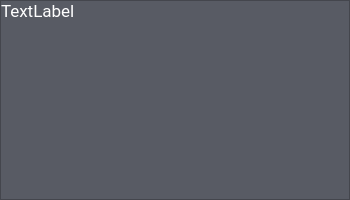
The window that interface/details_window.ui (PashaKopka/linux_bufer) describes before a commit, drawn with Qt 5.
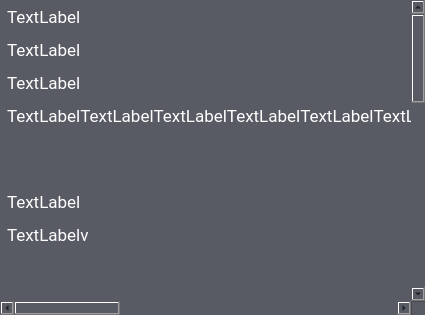
The same window after the commit.

The edit to the form file:
```diff
--- a/interface/details_window.ui
+++ b/interface/details_window.ui
@@ -6,20 +6,20 @@
    <rect>
     <x>0</x>
     <y>0</y>
-    <width>350</width>
-    <height>200</height>
+    <width>425</width>
+    <height>315</height>
    </rect>
   </property>
   <property name="minimumSize">
    <size>
-    <width>350</width>
-    <height>200</height>
+    <width>425</width>
+    <height>315</height>
    </size>
   </property>
   <property name="maximumSize">
    <size>
-    <width>350</width>
-    <height>200</height>
+    <width>425</width>
+    <height>315</height>
    </size>
   </property>
   <property name="windowTitle">
@@ -46,6 +46,63 @@
    </property>
    <item>
     <widget class="QScrollArea" name="scrollArea">
+     <property name="styleSheet">
+      <string notr="true">QScrollArea {
+	border: none;
+}
+
+QScrollBar:vertical{
+	border: none;
+	background: transparent;
+	width: 6px;
+	margin: 6px 0 6px 0;
+}
+
+QScrollBar:horizontal{
+	border: none;
+	background: transparent;
+	height: 6px;
+	margin: 0 6px 0 6px;
+}
+
+QScrollBar::handle:vertical{
+	background-color: #a39e9e;
+	border-radius: 3px;
+	min-height: 30px;
+
+}
+
+QScrollBar::handle:horizontal{
+	background-color: #a39e9e;
+	border-radius: 3px;
+	min-width: 30px;
+}
+
+
+QScrollBar::sub-line:vertical{
+	width: 0;
+	height: 0;
+}
+
+QScrollBar::add-line:vertical{
+	width: 0;
+	height: 0;
+}
+
+QScrollBar::sub-line:horizontal{
+	width: 0;
+	height: 0;
+}
+
+QScrollBar::add-line:horizontal{
+	width: 0;
+	height: 0;
+}
+</string>
+     </property>
+     <property name="horizontalScrollBarPolicy">
+      <enum>Qt::ScrollBarAsNeeded</enum>
+     </property>
      <property name="widgetResizable">
       <bool>true</bool>
      </property>
@@ -54,8 +111,8 @@
        <rect>
         <x>0</x>
         <y>0</y>
-        <width>348</width>
-        <height>198</height>
+        <width>1499</width>
+        <height>918</height>
        </rect>
       </property>
       <layout class="QVBoxLayout" name="verticalLayout_2">
@@ -63,16 +120,16 @@
         <number>0</number>
        </property>
        <property name="leftMargin">
-        <number>0</number>
+        <number>7</number>
        </property>
        <property name="topMargin">
-        <number>0</number>
+        <number>7</number>
        </property>
        <property name="rightMargin">
-        <number>0</number>
+        <number>7</number>
        </property>
        <property name="bottomMargin">
-        <number>0</number>
+        <number>5</number>
        </property>
        <item>
         <widget class="QLabel" name="label">
@@ -88,7 +145,7 @@
           <string notr="true">color: #FFF;</string>
          </property>
          <property name="text">
-          <string>TextLabel</string>
+          <string>&lt;html&gt;&lt;head/&gt;&lt;body&gt;&lt;p&gt;TextLabel&lt;/p&gt;&lt;p&gt;TextLabel&lt;/p&gt;&lt;p&gt;TextLabel&lt;/p&gt;&lt;p&gt;TextLabelTextLabelTextLabelTextLabelTextLabelTextLabelTextLabelTextLabelTextLabelTextLabelTextLabelTextLabelTextLabelTextLabelTextLabelTextLabelTextLabelTextLabelTextLabelTextLabel&lt;/p&gt;&lt;p&gt;&lt;br/&gt;&lt;/p&gt;&lt;p&gt;TextLabel&lt;/p&gt;&lt;p&gt;TextLabelv&lt;/p&gt;&lt;p&gt;&lt;br/&gt;&lt;/p&gt;&lt;p&gt;v&lt;/p&gt;&lt;p&gt;v&lt;/p&gt;&lt;p&gt;TextLabel&lt;/p&gt;&lt;p&gt;TextLabel&lt;/p&gt;&lt;p&gt;vvTextLabelvTextLabel&lt;/p&gt;&lt;p&gt;TextLabelTextLabelv&lt;/p&gt;&lt;p&gt;&lt;br/&gt;&lt;/p&gt;&lt;p&gt;TextLabel&lt;/p&gt;&lt;p&gt;TextLabel&lt;/p&gt;&lt;p&gt;TextLabel&lt;/p&gt;&lt;p&gt;TextLabel&lt;/p&gt;&lt;p&gt;v&lt;/p&gt;&lt;p&gt;TextLabel&lt;/p&gt;&lt;p&gt;TextLabel&lt;/p&gt;&lt;p&gt;TextLabel&lt;/p&gt;&lt;p&gt;TextLabelTextLabel&lt;/p&gt;&lt;p&gt;TextLabel&lt;/p&gt;&lt;p&gt;TextLabelTextLabel&lt;/p&gt;&lt;/body&gt;&lt;/html&gt;</string>
          </property>
          <property name="alignment">
           <set>Qt::AlignLeading|Qt::AlignLeft|Qt::AlignTop</set>
```
Left out of the diff: 2 changed lines with no effect on the pictures.
